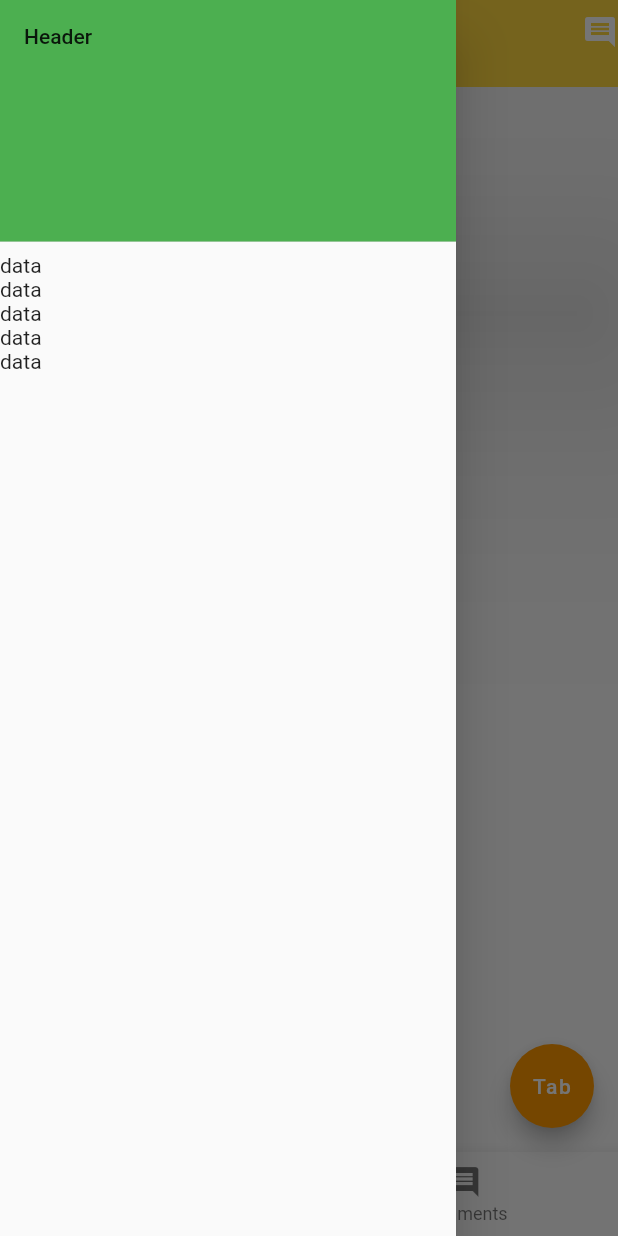
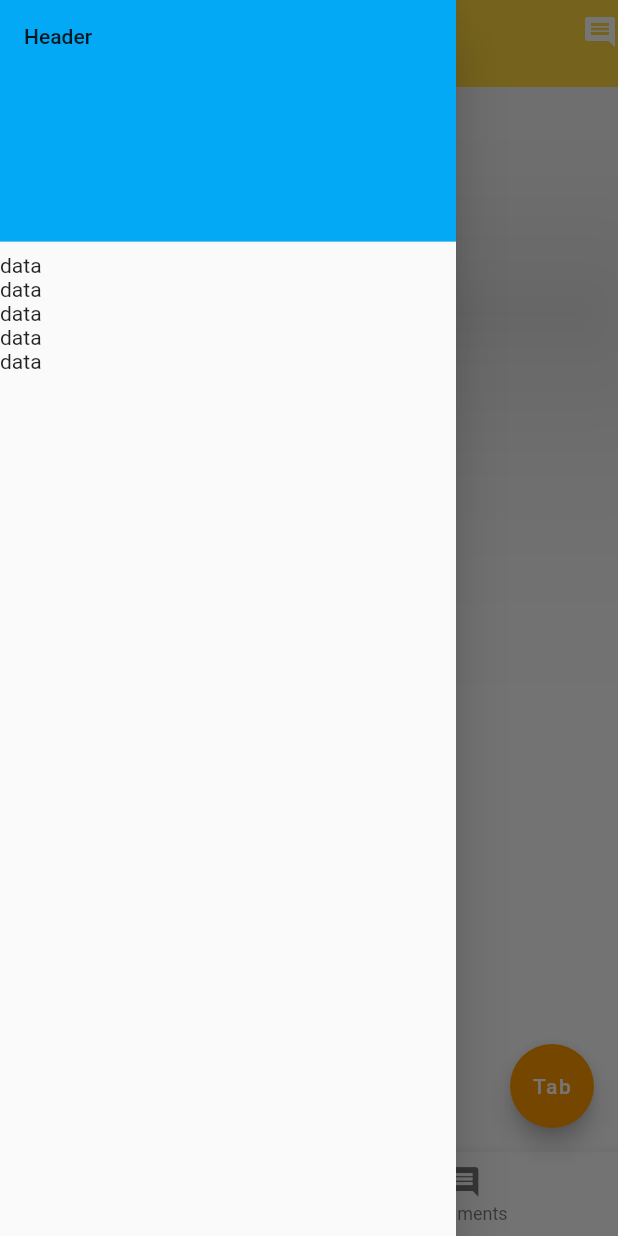
Before and after one commit to amdreza/scaffold, a Flutter app: the screen it shows after launch, with the side drawer open, on a phone screen of 412 x 824 dp. Run offline on Flutter 3.47's test engine with Material 2 defaults, Android fonts, the phone set to English and light mode, and no system bars.

Commit message:
Initial commit

```diff
--- a/lib/main.dart
+++ b/lib/main.dart
@@ -11,6 +11,8 @@ class MyApp extends StatelessWidget {
   Widget build(BuildContext context) {
     return MaterialApp(
       home: Scaffold(
+        body: Text('data'),
+        // body: SafeArea(child: Title(color: Colors.black, child: Text('data'))),
         appBar: AppBar(
           backgroundColor: Colors.amberAccent,
           title: Text('amddreza'),
@@ -45,7 +47,7 @@ class MyApp extends StatelessWidget {
             children: <Widget>[
               DrawerHeader(
                 child: Text('Header '),
-                decoration: BoxDecoration(color: Colors.green),
+                decoration: BoxDecoration(color: Colors.lightBlue),
               ),
               Text('data'),
               Text('data'),
@@ -56,6 +58,7 @@ class MyApp extends StatelessWidget {
           ),
         ),
       ),
+      // title: 'mehdi',
     );
   }
 }
```
